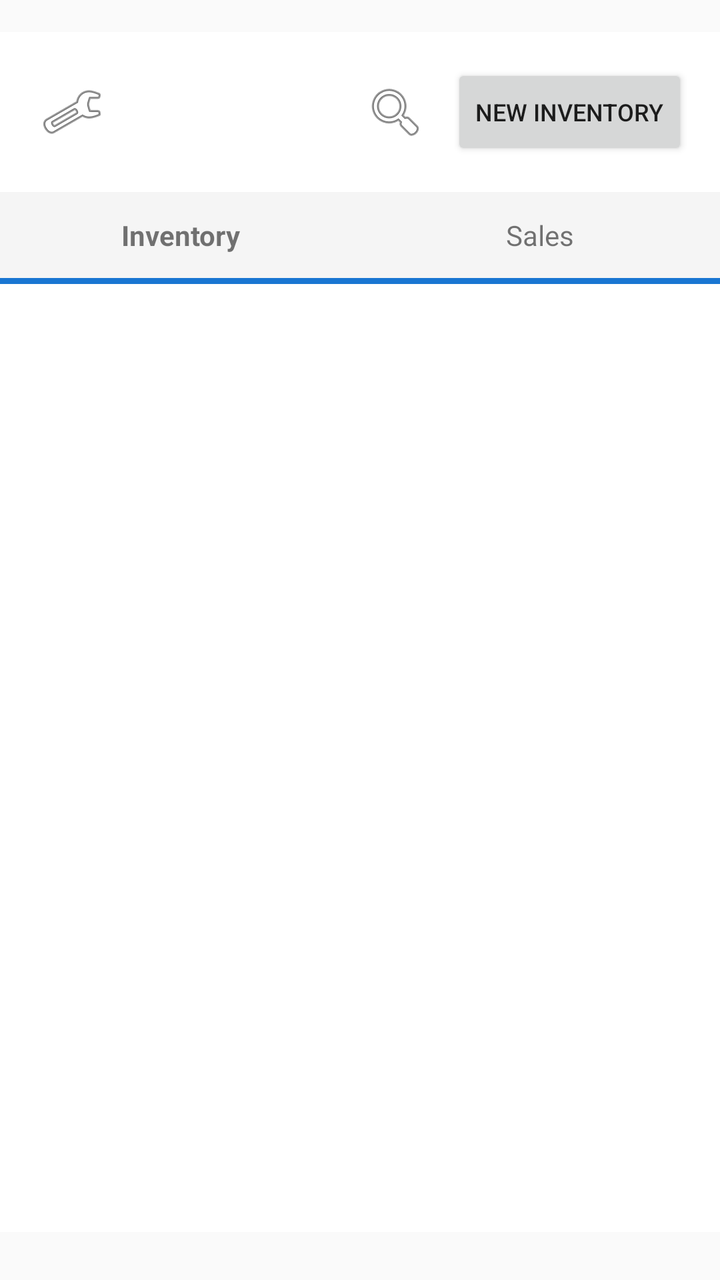
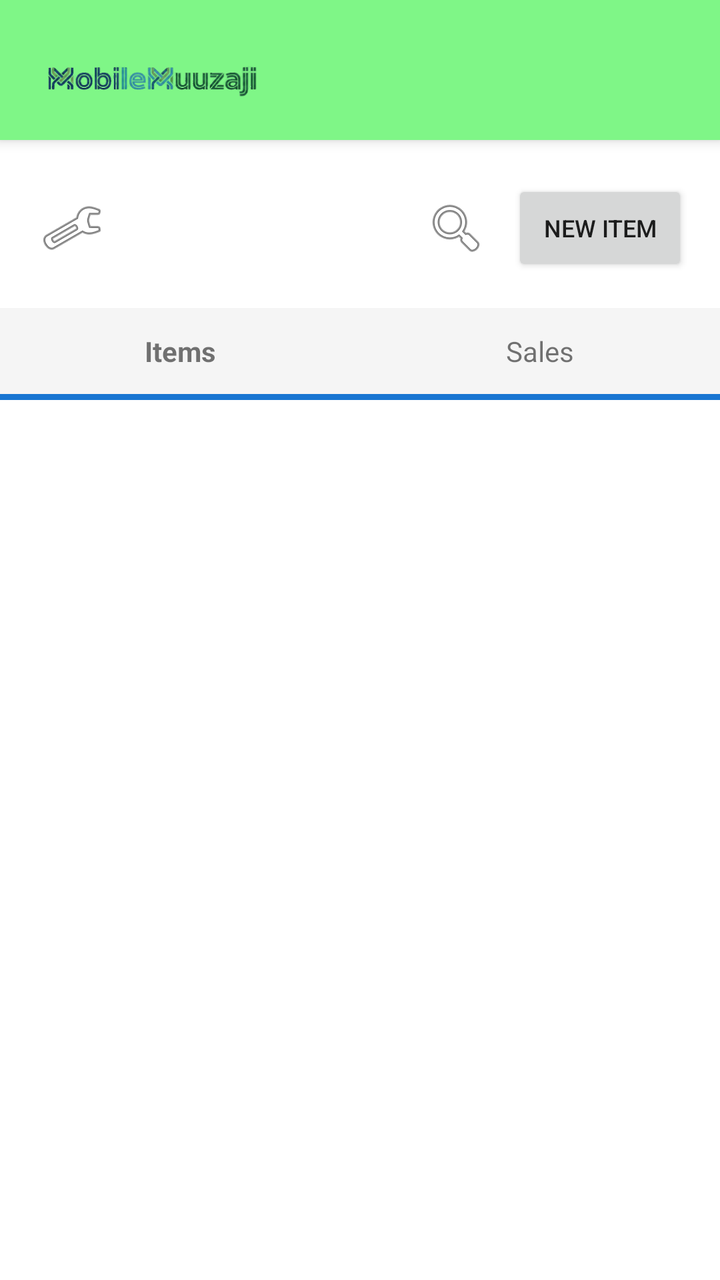

Before-and-after screenshots of an Android layout around one commit, followed by the original layout XML and the change that was made.
<!-- AndroidManifest.xml: application theme Theme.AppCompat.Light.NoActionBar -->
<!-- res/layout/activity_organization.xml -->
<?xml version="1.0" encoding="utf-8"?>
<FrameLayout xmlns:android="http://schemas.android.com/apk/res/android"
    android:layout_width="match_parent"
    android:layout_height="match_parent"
    android:fitsSystemWindows="true"
    android:paddingTop="16dp"
    android:paddingBottom="24dp">

    
    <LinearLayout
        android:id="@+id/llMainContent"
        android:layout_width="match_parent"
        android:layout_height="match_parent"
        android:orientation="vertical"
        android:background="#FFFFFF">

        
        <LinearLayout
            android:layout_width="match_parent"
            android:layout_height="wrap_content"
            android:orientation="horizontal"
            android:padding="16dp"
            android:gravity="center_vertical">

            
            <ImageButton
                android:id="@+id/btnOpenPanel"
                android:layout_width="40dp"
                android:layout_height="40dp"
                android:src="@android:drawable/ic_menu_manage"
                android:background="?attr/selectableItemBackgroundBorderless"
                android:layout_marginEnd="8dp"
                android:contentDescription="Open menu"/>

            <LinearLayout
                android:layout_width="0dp"
                android:layout_height="wrap_content"
                android:layout_weight="1"
                android:orientation="vertical">

                <TextView
                    android:id="@+id/tvOrgName"
                    android:layout_width="wrap_content"
                    android:layout_height="wrap_content"
                    android:textSize="22sp"
                    android:textStyle="bold"/>

                <TextView
                    android:id="@+id/tvAdminName"
                    android:layout_width="wrap_content"
                    android:layout_height="wrap_content"
                    android:textSize="13sp"
                    android:textColor="#888888"/>

            </LinearLayout>

            <ImageButton
                android:id="@+id/btnSearch"
                android:layout_width="40dp"
                android:layout_height="40dp"
                android:src="@android:drawable/ic_menu_search"
                android:background="?attr/selectableItemBackgroundBorderless"
                android:layout_marginEnd="8dp"
                android:contentDescription="Search"/>

            <Button
                android:id="@+id/btnNewInventory"
                android:layout_width="wrap_content"
                android:layout_height="wrap_content"
                android:text="New Inventory"
                android:textSize="12sp"/>

        </LinearLayout>

        
        <LinearLayout
            android:id="@+id/llSearchBar"
            android:layout_width="match_parent"
            android:layout_height="wrap_content"
            android:orientation="horizontal"
            android:paddingStart="16dp"
            android:paddingEnd="16dp"
            android:paddingBottom="8dp"
            android:gravity="center_vertical"
            android:visibility="gone">

            <EditText
                android:id="@+id/etSearch"
                android:layout_width="0dp"
                android:layout_height="wrap_content"
                android:layout_weight="1"
                android:hint="Search by item name..."
                android:inputType="text"
                android:maxLines="1"
                android:imeOptions="actionSearch"/>

            <ImageButton
                android:id="@+id/btnClearSearch"
                android:layout_width="40dp"
                android:layout_height="40dp"
                android:src="@android:drawable/ic_menu_close_clear_cancel"
                android:background="?attr/selectableItemBackgroundBorderless"
                android:contentDescription="Clear search"/>

        </LinearLayout>

        
        <ProgressBar
            android:id="@+id/progressBar"
            android:layout_width="wrap_content"
            android:layout_height="wrap_content"
            android:layout_gravity="center"
            android:visibility="gone"/>

        
        <TextView
            android:id="@+id/tvError"
            android:layout_width="match_parent"
            android:layout_height="wrap_content"
            android:background="#FFEBEE"
            android:textColor="#C62828"
            android:padding="12dp"
            android:textSize="14sp"
            android:visibility="gone"/>

        
        <LinearLayout
            android:layout_width="match_parent"
            android:layout_height="wrap_content"
            android:orientation="horizontal"
            android:background="#F5F5F5"
            android:gravity="center_vertical">

            <TextView
                android:id="@+id/tabInventory"
                android:layout_width="0dp"
                android:layout_height="wrap_content"
                android:layout_weight="1"
                android:text="Inventory"
                android:gravity="center"
                android:paddingTop="12dp"
                android:paddingBottom="12dp"
                android:textSize="14sp"
                android:textStyle="bold"/>

            <TextView
                android:id="@+id/tabSales"
                android:layout_width="0dp"
                android:layout_height="wrap_content"
                android:layout_weight="1"
                android:text="Sales"
                android:gravity="center"
                android:paddingTop="12dp"
                android:paddingBottom="12dp"
                android:textSize="14sp"/>

            <ImageButton
                android:id="@+id/btnFilter"
                android:layout_width="40dp"
                android:layout_height="40dp"
                android:src="@android:drawable/ic_menu_sort_by_size"
                android:background="?attr/selectableItemBackgroundBorderless"
                android:layout_marginEnd="4dp"
                android:visibility="gone"
                android:contentDescription="Filter"/>

            <ImageButton
                android:id="@+id/btnGroupToggle"
                android:layout_width="40dp"
                android:layout_height="40dp"
                android:src="@android:drawable/ic_menu_agenda"
                android:background="?attr/selectableItemBackgroundBorderless"
                android:layout_marginEnd="8dp"
                android:visibility="gone"
                android:contentDescription="Group"/>

        </LinearLayout>

        
        <View
            android:id="@+id/tabIndicator"
            android:layout_width="match_parent"
            android:layout_height="3dp"
            android:background="#1976D2"/>

        
        <LinearLayout
            android:id="@+id/llActiveFilters"
            android:layout_width="match_parent"
            android:layout_height="wrap_content"
            android:orientation="horizontal"
            android:padding="8dp"
            android:visibility="gone">

            <TextView
                android:id="@+id/tvActiveFilter"
                android:layout_width="0dp"
                android:layout_height="wrap_content"
                android:layout_weight="1"
                android:textSize="12sp"
                android:textColor="#1976D2"/>

            <TextView
                android:id="@+id/tvClearFilter"
                android:layout_width="wrap_content"
                android:layout_height="wrap_content"
                android:text="Clear"
                android:textSize="12sp"
                android:textColor="#C62828"
                android:paddingStart="8dp"/>

        </LinearLayout>

        
        <TextView
            android:id="@+id/tvEmptyState"
            android:layout_width="wrap_content"
            android:layout_height="wrap_content"
            android:layout_gravity="center"
            android:layout_marginTop="64dp"
            android:textSize="16sp"
            android:textColor="#888888"
            android:visibility="gone"/>

        
        <ListView
            android:id="@+id/lvItems"
            android:layout_width="match_parent"
            android:layout_height="match_parent"
            android:divider="@null"/>

    </LinearLayout>

    
    <LinearLayout
        android:id="@+id/llSidePanel"
        android:layout_width="280dp"
        android:layout_height="match_parent"
        android:orientation="vertical"
        android:background="#7FF687"
        android:elevation="8dp"
        android:visibility="gone">

        
        <LinearLayout
            android:layout_width="match_parent"
            android:layout_height="wrap_content"
            android:orientation="horizontal"
            android:padding="16dp"
            android:gravity="center_vertical">

            <TextView
                android:id="@+id/tvWelcome"
                android:layout_width="0dp"
                android:layout_height="wrap_content"
                android:layout_weight="1"
                android:textSize="16sp"
                android:textStyle="bold"
                android:textColor="#000000"/>

            <ImageButton
                android:id="@+id/btnClosePanel"
                android:layout_width="36dp"
                android:layout_height="36dp"
                android:src="@android:drawable/ic_menu_close_clear_cancel"
                android:background="?attr/selectableItemBackgroundBorderless"
                android:contentDescription="Close panel"/>

        </LinearLayout>

        <View
            android:layout_width="match_parent"
            android:layout_height="1dp"
            android:background="#00000020"/>

        
        <TextView
            android:id="@+id/panelTabInventory"
            android:layout_width="match_parent"
            android:layout_height="wrap_content"
            android:text="📦  Inventory &amp; Sales"
            android:padding="16dp"
            android:textSize="15sp"
            android:textStyle="bold"
            android:background="?attr/selectableItemBackground"/>

        <View
            android:layout_width="match_parent"
            android:layout_height="1dp"
            android:background="#00000020"/>

        <TextView
            android:id="@+id/panelTabEmployees"
            android:layout_width="match_parent"
            android:layout_height="wrap_content"
            android:text="👥  Employees"
            android:padding="16dp"
            android:textSize="15sp"
            android:background="?attr/selectableItemBackground"/>

    </LinearLayout>

</FrameLayout>
<!-- resources referenced by this layout -->
<resources>
  <style name="Theme.AppCompat.Light.NoActionBar" parent="Theme.AppCompat.Light">
          <item name="windowActionBar">false</item>
          <item name="windowNoTitle">true</item>
      </style>
</resources>

<!-- the commit's change to res/layout/activity_organization.xml (unified diff, before → after) -->
@@ -1,303 +1,332 @@
 <?xml version="1.0" encoding="utf-8"?>
-<FrameLayout xmlns:android="http://schemas.android.com/apk/res/android"
+<LinearLayout
+    xmlns:android="http://schemas.android.com/apk/res/android"
     android:layout_width="match_parent"
     android:layout_height="match_parent"
-    android:fitsSystemWindows="true"
-    android:paddingTop="16dp"
-    android:paddingBottom="24dp">
+    android:orientation="vertical"
+    android:background="#FFFFFF">
 
     
     <LinearLayout
-        android:id="@+id/llMainContent"
+        android:id="@+id/topBar"
+        android:layout_width="match_parent"
+        android:layout_height="70dp"
+        android:background="#7FF687"
+        android:gravity="center_vertical"
+        android:paddingStart="16dp"
+        android:paddingEnd="16dp"
+        android:paddingTop="8dp"
+        android:elevation="4dp">
+
+        <ImageView
+            android:id="@+id/ivTopLogo"
+            android:layout_width="120dp"
+            android:layout_height="100dp"
+            android:src="@drawable/logo"
+            android:contentDescription="Application logo"
+            android:adjustViewBounds="true" />
+
+    </LinearLayout>
+    <FrameLayout xmlns:android="http://schemas.android.com/apk/res/android"
         android:layout_width="match_parent"
         android:layout_height="match_parent"
-        android:orientation="vertical"
-        android:background="#FFFFFF">
+        android:fitsSystemWindows="true"
+        android:paddingTop="4dp"
+        android:paddingBottom="24dp">
 
         
         <LinearLayout
+            android:id="@+id/llMainContent"
             android:layout_width="match_parent"
-            android:layout_height="wrap_content"
-            android:orientation="horizontal"
-            android:padding="16dp"
-            android:gravity="center_vertical">
-
-            
-            <ImageButton
-                android:id="@+id/btnOpenPanel"
-                android:layout_width="40dp"
-                android:layout_height="40dp"
-                android:src="@android:drawable/ic_menu_manage"
-                android:background="?attr/selectableItemBackgroundBorderless"
-                android:layout_marginEnd="8dp"
-                android:contentDescription="Open menu"/>
-
-            <LinearLayout
-                android:layout_width="0dp"
-                android:layout_height="wrap_content"
-                android:layout_weight="1"
-                android:orientation="vertical">
-
-                <TextView
-                    android:id="@+id/tvOrgName"
+            android:layout_height="match_parent"
+            android:orientation="vertical"
+            android:background="#FFFFFF">
+
+            
+            <LinearLayout
+                android:layout_width="match_parent"
+                android:layout_height="wrap_content"
+                android:orientation="horizontal"
+                android:padding="16dp"
+                android:gravity="center_vertical">
+
+                
+                <ImageButton
+                    android:id="@+id/btnOpenPanel"
+                    android:layout_width="40dp"
+                    android:layout_height="40dp"
+                    android:src="@android:drawable/ic_menu_manage"
+                    android:background="?attr/selectableItemBackgroundBorderless"
+                    android:layout_marginEnd="8dp"
+                    android:contentDescription="Open menu"/>
+
+                <LinearLayout
+                    android:layout_width="0dp"
+                    android:layout_height="wrap_content"
+                    android:layout_weight="1"
+                    android:orientation="vertical">
+
+                    <TextView
+                        android:id="@+id/tvOrgName"
+                        android:layout_width="wrap_content"
+                        android:layout_height="wrap_content"
+                        android:textSize="22sp"
+                        android:textStyle="bold"/>
+
+                    <TextView
+                        android:id="@+id/tvAdminName"
+                        android:layout_width="wrap_content"
+                        android:layout_height="wrap_content"
+                        android:textSize="13sp"
+                        android:textColor="#888888"/>
+
+                </LinearLayout>
+
+                <ImageButton
+                    android:id="@+id/btnSearch"
+                    android:layout_width="40dp"
+                    android:layout_height="40dp"
+                    android:src="@android:drawable/ic_menu_search"
+                    android:background="?attr/selectableItemBackgroundBorderless"
+                    android:layout_marginEnd="8dp"
+                    android:contentDescription="Search"/>
+
+                <Button
+                    android:id="@+id/btnNewInventory"
                     android:layout_width="wrap_content"
                     android:layout_height="wrap_content"
-                    android:textSize="22sp"
+                    android:text="New Item"
+                    android:textSize="12sp"/>
+
+            </LinearLayout>
+
+            
+            <LinearLayout
+                android:id="@+id/llSearchBar"
+                android:layout_width="match_parent"
+                android:layout_height="wrap_content"
+                android:orientation="horizontal"
+                android:paddingStart="16dp"
+                android:paddingEnd="16dp"
+                android:paddingBottom="8dp"
+                android:gravity="center_vertical"
+                android:visibility="gone">
+
+                <EditText
+                    android:id="@+id/etSearch"
+                    android:layout_width="0dp"
+                    android:layout_height="wrap_content"
+                    android:layout_weight="1"
+                    android:hint="Search by item name..."
+                    android:inputType="text"
+                    android:maxLines="1"
+                    android:imeOptions="actionSearch"/>
+
+                <ImageButton
+                    android:id="@+id/btnClearSearch"
+                    android:layout_width="40dp"
+                    android:layout_height="40dp"
+                    android:src="@android:drawable/ic_menu_close_clear_cancel"
+                    android:background="?attr/selectableItemBackgroundBorderless"
+                    android:contentDescription="Clear search"/>
+
+            </LinearLayout>
+
+            
+            <ProgressBar
+                android:id="@+id/progressBar"
+                android:layout_width="wrap_content"
+                android:layout_height="wrap_content"
+                android:layout_gravity="center"
+                android:visibility="gone"/>
+
+            
+            <TextView
+                android:id="@+id/tvError"
+                android:layout_width="match_parent"
+                android:layout_height="wrap_content"
+                android:background="#FFEBEE"
+                android:textColor="#C62828"
+                android:padding="12dp"
+                android:textSize="14sp"
+                android:visibility="gone"/>
+
+            
+            <LinearLayout
+                android:layout_width="match_parent"
+                android:layout_height="wrap_content"
+                android:orientation="horizontal"
+                android:background="#F5F5F5"
+                android:gravity="center_vertical">
+
+                <TextView
+                    android:id="@+id/tabInventory"
+                    android:layout_width="0dp"
+                    android:layout_height="wrap_content"
+                    android:layout_weight="1"
+                    android:text="Items"
+                    android:gravity="center"
+                    android:paddingTop="12dp"
+                    android:paddingBottom="12dp"
+                    android:textSize="14sp"
                     android:textStyle="bold"/>
 
                 <TextView
-                    android:id="@+id/tvAdminName"
+                    android:id="@+id/tabSales"
+                    android:layout_width="0dp"
+                    android:layout_height="wrap_content"
+                    android:layout_weight="1"
+                    android:text="Sales"
+                    android:gravity="center"
+                    android:paddingTop="12dp"
+                    android:paddingBottom="12dp"
+                    android:textSize="14sp"/>
+
+                <ImageButton
+                    android:id="@+id/btnFilter"
+                    android:layout_width="40dp"
+                    android:layout_height="40dp"
+                    android:src="@android:drawable/ic_menu_sort_by_size"
+                    android:background="?attr/selectableItemBackgroundBorderless"
+                    android:layout_marginEnd="4dp"
+                    android:visibility="gone"
+                    android:contentDescription="Filter"/>
+
+                <ImageButton
+                    android:id="@+id/btnGroupToggle"
+                    android:layout_width="40dp"
+                    android:layout_height="40dp"
+                    android:src="@android:drawable/ic_menu_agenda"
+                    android:background="?attr/selectableItemBackgroundBorderless"
+                    android:layout_marginEnd="8dp"
+                    android:visibility="gone"
+                    android:contentDescription="Group"/>
+
+            </LinearLayout>
+
+            
+            <View
+                android:id="@+id/tabIndicator"
+                android:layout_width="match_parent"
+                android:layout_height="3dp"
+                android:background="#1976D2"/>
+
+            
+            <LinearLayout
+                android:id="@+id/llActiveFilters"
+                android:layout_width="match_parent"
+                android:layout_height="wrap_content"
+                android:orientation="horizontal"
+                android:padding="8dp"
+                android:visibility="gone">
+
+                <TextView
+                    android:id="@+id/tvActiveFilter"
+                    android:layout_width="0dp"
+                    android:layout_height="wrap_content"
+                    android:layout_weight="1"
+                    android:textSize="12sp"
+                    android:textColor="#1976D2"/>
+
+                <TextView
+                    android:id="@+id/tvClearFilter"
                     android:layout_width="wrap_content"
                     android:layout_height="wrap_content"
-                    android:textSize="13sp"
-                    android:textColor="#888888"/>
-
-            </LinearLayout>
-
-            <ImageButton
-                android:id="@+id/btnSearch"
-                android:layout_width="40dp"
-                android:layout_height="40dp"
-                android:src="@android:drawable/ic_menu_search"
-                android:background="?attr/selectableItemBackgroundBorderless"
-                android:layout_marginEnd="8dp"
-                android:contentDescription="Search"/>
-
-            <Button
-                android:id="@+id/btnNewInventory"
+                    android:text="Clear"
+                    android:textSize="12sp"
+                    android:textColor="#C62828"
+                    android:paddingStart="8dp"/>
+
+            </LinearLayout>
+
+            
+            <TextView
+                android:id="@+id/tvEmptyState"
                 android:layout_width="wrap_content"
                 android:layout_height="wrap_content"
-                android:text="New Inventory"
-                android:textSize="12sp"/>
+                android:layout_gravity="center"
+                android:layout_marginTop="64dp"
+                android:textSize="16sp"
+                android:textColor="#888888"
+                android:visibility="gone"/>
+
+            
+            <ListView
+                android:id="@+id/lvItems"
+                android:layout_width="match_parent"
+                android:layout_height="match_parent"
+                android:divider="@null"/>
 
         </LinearLayout>
 
         
         <LinearLayout
-            android:id="@+id/llSearchBar"
-            android:layout_width="match_parent"
-            android:layout_height="wrap_content"
-            android:orientation="horizontal"
-            android:paddingStart="16dp"
-            android:paddingEnd="16dp"
-            android:paddingBottom="8dp"
-            android:gravity="center_vertical"
+            android:id="@+id/llSidePanel"
+            android:layout_width="280dp"
+            android:layout_height="match_parent"
+            android:orientation="vertical"
+            android:background="#7FF687"
+            android:elevation="8dp"
             android:visibility="gone">
 
-            <EditText
-                android:id="@+id/etSearch"
-                android:layout_width="0dp"
-                android:layout_height="wrap_content"
-                android:layout_weight="1"
-                android:hint="Search by item name..."
-                android:inputType="text"
-                android:maxLines="1"
-                android:imeOptions="actionSearch"/>
-
-            <ImageButton
-                android:id="@+id/btnClearSearch"
-                android:layout_width="40dp"
-                android:layout_height="40dp"
-                android:src="@android:drawable/ic_menu_close_clear_cancel"
-                android:background="?attr/selectableItemBackgroundBorderless"
-                android:contentDescription="Clear search"/>
+            
+            <LinearLayout
+                android:layout_width="match_parent"
+                android:layout_height="wrap_content"
+                android:orientation="horizontal"
+                android:padding="16dp"
+                android:gravity="center_vertical">
+
+                <TextView
+                    android:id="@+id/tvWelcome"
+                    android:layout_width="0dp"
+                    android:layout_height="wrap_content"
+                    android:layout_weight="1"
+                    android:textSize="16sp"
+                    android:textStyle="bold"
+                    android:textColor="#000000"/>
+
+                <ImageButton
+                    android:id="@+id/btnClosePanel"
+                    android:layout_width="36dp"
+                    android:layout_height="36dp"
+                    android:src="@android:drawable/ic_menu_close_clear_cancel"
+                    android:background="?attr/selectableItemBackgroundBorderless"
+                    android:contentDescription="Close panel"/>
+
+            </LinearLayout>
+
+            <View
+                android:layout_width="match_parent"
+                android:layout_height="1dp"
+                android:background="#00000020"/>
+
+            
+            <TextView
+                android:id="@+id/panelTabInventory"
+                android:layout_width="match_parent"
+                android:layout_height="wrap_content"
+                android:text="📦  Items &amp; Sales"
+                android:padding="16dp"
+                android:textSize="15sp"
+                android:textStyle="bold"
+                android:background="?attr/selectableItemBackground"/>
+
+            <View
+                android:layout_width="match_parent"
+                android:layout_height="1dp"
+                android:background="#00000020"/>
+
+            <TextView
+                android:id="@+id/panelTabEmployees"
+                android:layout_width="match_parent"
+                android:layout_height="wrap_content"
+                android:text="👥  Employees"
+                android:padding="16dp"
+                android:textSize="15sp"
+                android:background="?attr/selectableItemBackground"/>
 
         </LinearLayout>
 
-        
-        <ProgressBar
-            android:id="@+id/progressBar"
-            android:layout_width="wrap_content"
-            android:layout_height="wrap_content"
-            android:layout_gravity="center"
-            android:visibility="gone"/>
-
-        
-        <TextView
-            android:id="@+id/tvError"
-            android:layout_width="match_parent"
-            android:layout_height="wrap_content"
-            android:background="#FFEBEE"
-            android:textColor="#C62828"
-            android:padding="12dp"
-            android:textSize="14sp"
-            android:visibility="gone"/>
-
-        
-        <LinearLayout
-            android:layout_width="match_parent"
-            android:layout_height="wrap_content"
-            android:orientation="horizontal"
-            android:background="#F5F5F5"
-            android:gravity="center_vertical">
-
-            <TextView
-                android:id="@+id/tabInventory"
-                android:layout_width="0dp"
-                android:layout_height="wrap_content"
-                android:layout_weight="1"
-                android:text="Inventory"
-                android:gravity="center"
-                android:paddingTop="12dp"
-                android:paddingBottom="12dp"
-                android:textSize="14sp"
-                android:textStyle="bold"/>
-
-            <TextView
-                android:id="@+id/tabSales"
-                android:layout_width="0dp"
-                android:layout_height="wrap_content"
-                android:layout_weight="1"
-                android:text="Sales"
-                android:gravity="center"
-                android:paddingTop="12dp"
-                android:paddingBottom="12dp"
-                android:textSize="14sp"/>
-
-            <ImageButton
-                android:id="@+id/btnFilter"
-                android:layout_width="40dp"
-                android:layout_height="40dp"
-                android:src="@android:drawable/ic_menu_sort_by_size"
-                android:background="?attr/selectableItemBackgroundBorderless"
-                android:layout_marginEnd="4dp"
-                android:visibility="gone"
-                android:contentDescription="Filter"/>
-
-            <ImageButton
-                android:id="@+id/btnGroupToggle"
-                android:layout_width="40dp"
-                android:layout_height="40dp"
-                android:src="@android:drawable/ic_menu_agenda"
-                android:background="?attr/selectableItemBackgroundBorderless"
-                android:layout_marginEnd="8dp"
-                android:visibility="gone"
-                android:contentDescription="Group"/>
-
-        </LinearLayout>
-
-        
-        <View
-            android:id="@+id/tabIndicator"
-            android:layout_width="match_parent"
-            android:layout_height="3dp"
-            android:background="#1976D2"/>
-
-        
-        <LinearLayout
-            android:id="@+id/llActiveFilters"
-            android:layout_width="match_parent"
-            android:layout_height="wrap_content"
-            android:orientation="horizontal"
-            android:padding="8dp"
-            android:visibility="gone">
-
-            <TextView
-                android:id="@+id/tvActiveFilter"
-                android:layout_width="0dp"
-                android:layout_height="wrap_content"
-                android:layout_weight="1"
-                android:textSize="12sp"
-                android:textColor="#1976D2"/>
-
-            <TextView
-                android:id="@+id/tvClearFilter"
-                android:layout_width="wrap_content"
-                android:layout_height="wrap_content"
-                android:text="Clear"
-                android:textSize="12sp"
-                android:textColor="#C62828"
-                android:paddingStart="8dp"/>
-
-        </LinearLayout>
-
-        
-        <TextView
-            android:id="@+id/tvEmptyState"
-            android:layout_width="wrap_content"
-            android:layout_height="wrap_content"
-            android:layout_gravity="center"
-            android:layout_marginTop="64dp"
-            android:textSize="16sp"
-            android:textColor="#888888"
-            android:visibility="gone"/>
-
-        
-        <ListView
-            android:id="@+id/lvItems"
-            android:layout_width="match_parent"
-            android:layout_height="match_parent"
-            android:divider="@null"/>
-
-    </LinearLayout>
-
-    
-    <LinearLayout
-        android:id="@+id/llSidePanel"
-        android:layout_width="280dp"
-        android:layout_height="match_parent"
-        android:orientation="vertical"
-        android:background="#7FF687"
-        android:elevation="8dp"
-        android:visibility="gone">
-
-        
-        <LinearLayout
-            android:layout_width="match_parent"
-            android:layout_height="wrap_content"
-            android:orientation="horizontal"
-            android:padding="16dp"
-            android:gravity="center_vertical">
-
-            <TextView
-                android:id="@+id/tvWelcome"
-                android:layout_width="0dp"
-                android:layout_height="wrap_content"
-                android:layout_weight="1"
-                android:textSize="16sp"
-                android:textStyle="bold"
-                android:textColor="#000000"/>
-
-            <ImageButton
-                android:id="@+id/btnClosePanel"
-                android:layout_width="36dp"
-                android:layout_height="36dp"
-                android:src="@android:drawable/ic_menu_close_clear_cancel"
-                android:background="?attr/selectableItemBackgroundBorderless"
-                android:contentDescription="Close panel"/>
-
-        </LinearLayout>
-
-        <View
-            android:layout_width="match_parent"
-            android:layout_height="1dp"
-            android:background="#00000020"/>
-
-        
-        <TextView
-            android:id="@+id/panelTabInventory"
-            android:layout_width="match_parent"
-            android:layout_height="wrap_content"
-            android:text="📦  Inventory &amp; Sales"
-            android:padding="16dp"
-            android:textSize="15sp"
-            android:textStyle="bold"
-            android:background="?attr/selectableItemBackground"/>
-
-        <View
-            android:layout_width="match_parent"
-            android:layout_height="1dp"
-            android:background="#00000020"/>
-
-        <TextView
-            android:id="@+id/panelTabEmployees"
-            android:layout_width="match_parent"
-            android:layout_height="wrap_content"
-            android:text="👥  Employees"
-            android:padding="16dp"
-            android:textSize="15sp"
-            android:background="?attr/selectableItemBackground"/>
-
-    </LinearLayout>
-
-</FrameLayout>
+    </FrameLayout>
+</LinearLayout>
<!-- resource entries referenced after the edit -->
@@ -1,5 +1,6 @@
 <!-- resources referenced by this layout -->
 <resources>
+  <!-- drawable logo: png bitmap (drawable, 27764 bytes) -->
   <style name="Theme.AppCompat.Light.NoActionBar" parent="Theme.AppCompat.Light">
           <item name="windowActionBar">false</item>
           <item name="windowNoTitle">true</item>
